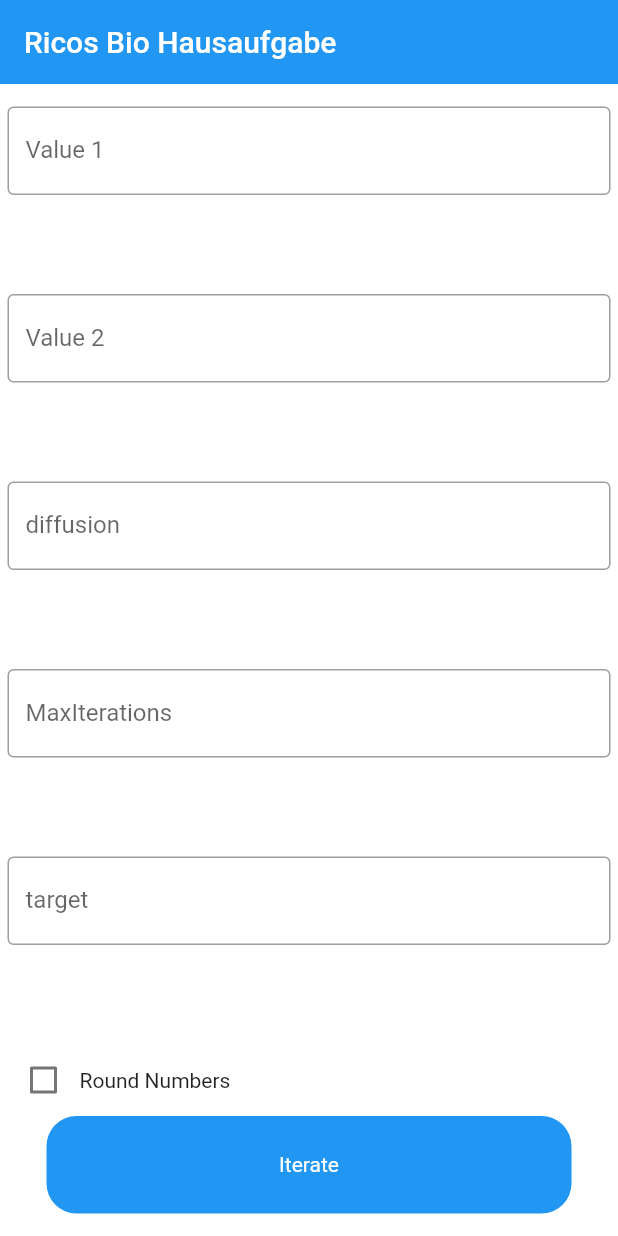
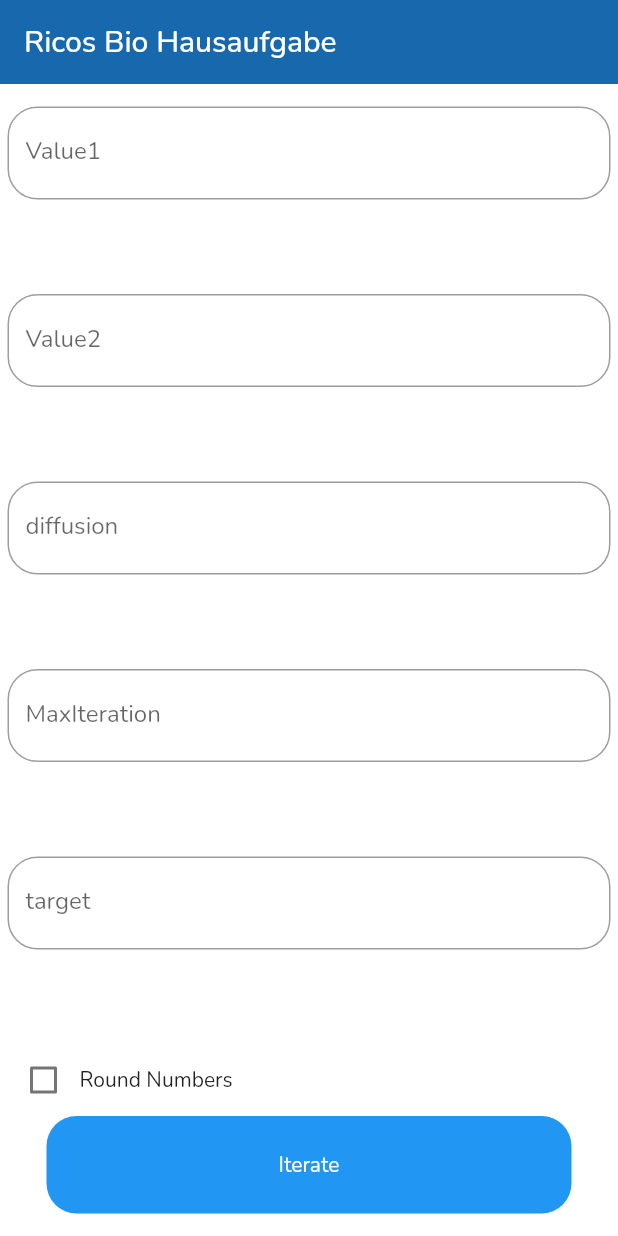
Before and after one commit to actuay/bio_homework, a Flutter app: the screen it shows after launch, on a phone screen of 412 x 824 dp. Run offline on Flutter 3.47's test engine with Material 2 defaults, Android fonts, the phone set to English and light mode, and no system bars.

Commit message:
Main Commit

```diff
--- a/lib/ContainerWidget.dart
+++ b/lib/ContainerWidget.dart
@@ -13,27 +13,13 @@ class ContainerWidgetThing extends StatelessWidget {
   @override
   Widget build(BuildContext context) {
     return Container(
-      width: 350,
-      height: 100,
       decoration: BoxDecoration(
-        color: Colors.blue,
-        borderRadius: BorderRadius.all(Radius.circular(20)),
+        border: Border.all(color: Color(0xff03256C)),
+        borderRadius: BorderRadius.circular(20),
       ),
-      child: Column(
-        mainAxisAlignment: MainAxisAlignment.center,
-        crossAxisAlignment: CrossAxisAlignment.center,
-        children: [
-          Center(
-            child: Text(index.toString())
-          ),
-          Row(
-            children: [
-              Expanded(child: Center(child: Text("Value 1: " + val1.toString()))),
-              Padding(padding: EdgeInsets.fromLTRB(2.5, 0, 2.5, 0)),
-              Expanded(child: Center(child: Text("Value 2: " + val2.toString()))),
-            ],
-          ),
-        ],
+      child: ListTile(
+        leading: Text(index.toString()),
+        title: Text("                  " + val1.toString() + "                  " + val2.toString()),
       ),
     );
   }
--- a/lib/ListScreen.dart
+++ b/lib/ListScreen.dart
@@ -17,6 +17,7 @@ class ListScreen extends StatelessWidget {
       appBar: AppBar(
         title: Text("Ricos Bio Hausaufgabe:"),
         shadowColor: Colors.transparent,
+          backgroundColor: Color(0xff1768AC),
       ),
       body: ListView.builder(
           itemCount: iterations.length,
--- /dev/null
+++ b/lib/TextFieldWidget.dart
@@ -0,0 +1,25 @@
+import 'package:flutter/material.dart';
+
+class CustomTextField extends StatelessWidget {
+  final TextEditingController controller;
+  final String title;
+
+  const CustomTextField({Key? key, required this.controller, required this.title}) : super(key: key);
+
+  @override
+  Widget build(BuildContext context) {
+    return Expanded(
+      child: TextField(
+        style: TextStyle(fontFamily: "Nunito"),
+        controller: controller,
+        decoration: InputDecoration(
+          border: OutlineInputBorder(
+            borderRadius: BorderRadius.circular(20),
+          ),
+          labelText: title,
+        ),
+        keyboardType: TextInputType.number,
+      ),
+    );
+  }
+}
--- a/lib/main.dart
+++ b/lib/main.dart
@@ -3,6 +3,7 @@ import 'package:bio_homework/dothemath.dart';
 import 'package:flutter/material.dart';
 
 import 'ListScreen.dart';
+import 'TextFieldWidget.dart';
 
 void main() {
   runApp(const MyApp());
@@ -16,7 +17,7 @@ class MyApp extends StatelessWidget {
   Widget build(BuildContext context) {
     List<IterationItem> its = [IterationItem(50, 75), IterationItem(22, 33)];
 
-    return MaterialApp(home: HomePage());
+    return MaterialApp(home: HomePage(), theme: ThemeData(fontFamily: "Nunito"),);
   }
 }
 
@@ -46,8 +47,9 @@ class _HomePageState extends State<HomePage> {
   Widget build(BuildContext context) {
     return Scaffold(
       appBar: AppBar(
-        title: Text("Ricos Bio Hausaufgabe"),
+        title: Text("Ricos Bio Hausaufgabe", style: TextStyle(fontFamily: 'Nunito'),),
         shadowColor: Colors.transparent,
+        backgroundColor: Color(0xff1768AC),
       ),
       body: Container(
         decoration: BoxDecoration(
@@ -57,56 +59,11 @@ class _HomePageState extends State<HomePage> {
           padding: EdgeInsets.fromLTRB(5, 15, 5, 15),
           child: Column(
             children: [
-              Expanded(
-                child: TextField(
-                  controller: Controller1,
-                  decoration: InputDecoration(
-                    border: OutlineInputBorder(),
-                    labelText: "Value 1",
-                  ),
-                  keyboardType: TextInputType.number,
-                ),
-              ),
-              Expanded(
-                child: TextField(
-                  controller: Controller2,
-                  decoration: InputDecoration(
-                    border: OutlineInputBorder(),
-                    labelText: "Value 2",
-                  ),
-                  keyboardType: TextInputType.number,
-                ),
-              ),
-              Expanded(
-                child: TextField(
-                  controller: Controller3,
-                  decoration: InputDecoration(
-                    border: OutlineInputBorder(),
-                    labelText: "diffusion",
-                  ),
-                  keyboardType: TextInputType.number,
-                ),
-              ),
-              Expanded(
-                child: TextField(
-                  controller: Controller4,
-                  decoration: InputDecoration(
-                    border: OutlineInputBorder(),
-                    labelText: "MaxIterations",
-                  ),
-                  keyboardType: TextInputType.number,
-                ),
-              ),
-              Expanded(
-                child: TextField(
-                  controller: Controller5,
-                  decoration: InputDecoration(
-                    border: OutlineInputBorder(),
-                    labelText: "target",
-                  ),
-                  keyboardType: TextInputType.number,
-                ),
-              ),
+              CustomTextField(controller: Controller1, title: "Value1",),
+              CustomTextField(controller: Controller2, title: "Value2",),
+              CustomTextField(controller: Controller3, title: "diffusion",),
+              CustomTextField(controller: Controller4, title: "MaxIteration",),
+              CustomTextField(controller: Controller5, title: "target",),
               Row(
                 children: [
                   Checkbox(
```
Also changed, not shown: pubspec.yaml (+6 -5 lines), assets/fonts/Nunito-Bold.ttf (added), assets/fonts/Nunito-Regular.ttf (added).
